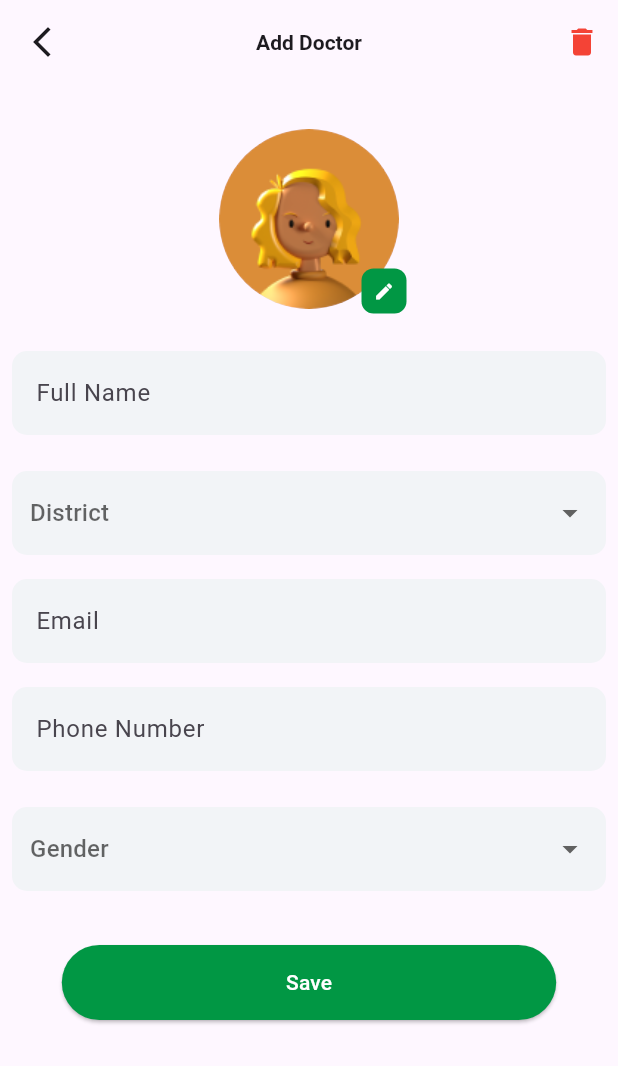
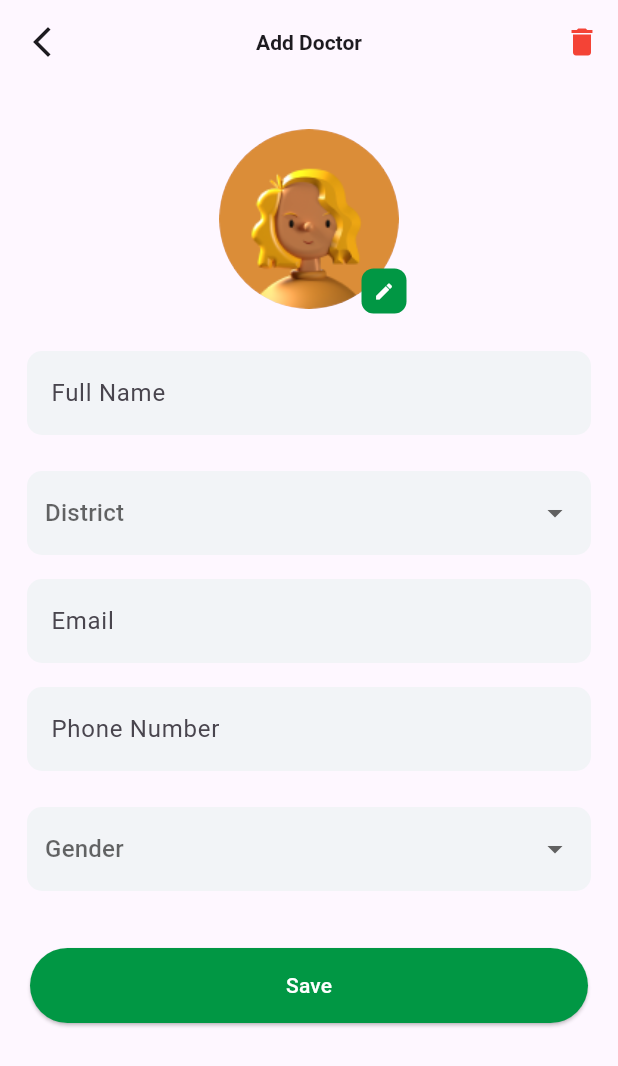
Before and after one commit to Muhammedsuhailv/kaylasoft_test, a Flutter app: the AddDoc screen opened directly, on a phone screen of 412 x 824 dp. Shown: the top 1066 px of the screen. Run offline on Flutter 3.47's test engine with Material 3 defaults, Android fonts, the phone set to English and light mode, and no system bars; our stand-ins replace cloud_firestore, firebase_core, firebase_storage, hexcolor, image_picker; accounts and stored records are empty.

Commit message:
second commit

```diff
--- a/lib/views/addPage.dart
+++ b/lib/views/addPage.dart
@@ -92,65 +92,13 @@ class _AddDocState extends State<AddDoc> {
       body: SingleChildScrollView(
         child: Form(
           key: formKey,
+          child: Padding(
+            padding: const EdgeInsets.symmetric(horizontal: 10.0),
             child: Column(
               children: [
                 const SizedBox(height: 30),
                 Center(
                   child:
-                //     ? Stack(
-                //   children: [
-                //     CircleAvatar(
-                //       radius: 50,
-                //       child: Positioned(
-                //         bottom: 0,
-                //         right: 0,
-                //         child: IconButton(
-                //           style: ButtonStyle(
-                //             backgroundColor: MaterialStateProperty.all(HexColor("54E70F")),
-                //           ),
-                //           onPressed: () => _pickImage(context),
-                //           icon: const Icon(
-                //             Icons.edit,
-                //             color: Colors.white,
-                //           ),
-                //         ),
-                //       ),
-                //     ),
-                //   ],
-                // )
-                //     : Stack(
-                //   children: [
-                //     CircleAvatar(
-                //       backgroundColor: Colors.cyan,
-                //       radius: 50,
-                //       child: ClipOval(
-                //         child: Container(
-                //           height: 105,
-                //           width: 105,
-                //           decoration: BoxDecoration(
-                //             borderRadius: BorderRadius.circular(104),
-                //           ),
-                //           child: Image.file(_imageFile!, fit: BoxFit.cover),
-                //         ),
-                //       ),
-                //     ),
-                //     Positioned(
-                //       bottom: 0,
-                //       right: 0,
-                //       child: IconButton(
-                //         style: ButtonStyle(
-                //           backgroundColor: MaterialStateProperty.all(HexColor("54E70F")),
-                //         ),
-                //         onPressed: () => _pickImage(context),
-                //         icon: const Icon(
-                //           Icons.edit,
-                //           color: Colors.white,
-                //         ),
-                //       ),
-                //     ),
-                //   ],
-                // ),
-
                   Stack(
                     clipBehavior: Clip.none,
                     children: [
@@ -231,11 +179,11 @@ class _AddDocState extends State<AddDoc> {
                 ),
                 const SizedBox(height: 20),
                 Padding(
-                padding: const EdgeInsets.all(8.0),
+                  padding: const EdgeInsets.all(10.0),
                   child: ElevatedButton(
                     style: ButtonStyle(
                       backgroundColor: MaterialStateProperty.all(const Color(0xff019744)),
-                    minimumSize: MaterialStateProperty.all(Size(screenWidth * 0.8, 50)), // Adjust width as needed
+                      minimumSize: MaterialStateProperty.all(Size(screenWidth, 50)),
                     ),
                     onPressed: () async {
                       if (formKey.currentState!.validate()) {
@@ -270,6 +218,7 @@ class _AddDocState extends State<AddDoc> {
             ),
           ),
         ),
+      ),
     );
   }
 }
--- a/lib/views/home_page.dart
+++ b/lib/views/home_page.dart
@@ -12,8 +12,8 @@ class HomePage extends StatefulWidget {
 }
 
 class _HomePageState extends State<HomePage> {
-  String? selectedGender = 'All';
-  String? selectedDistrict = 'All';
+  String? selectedGender = 'Gender';
+  String? selectedDistrict = 'District';
 
   @override
   Widget build(BuildContext context) {
```
Lines whose indentation alone changed are shown as unchanged.
